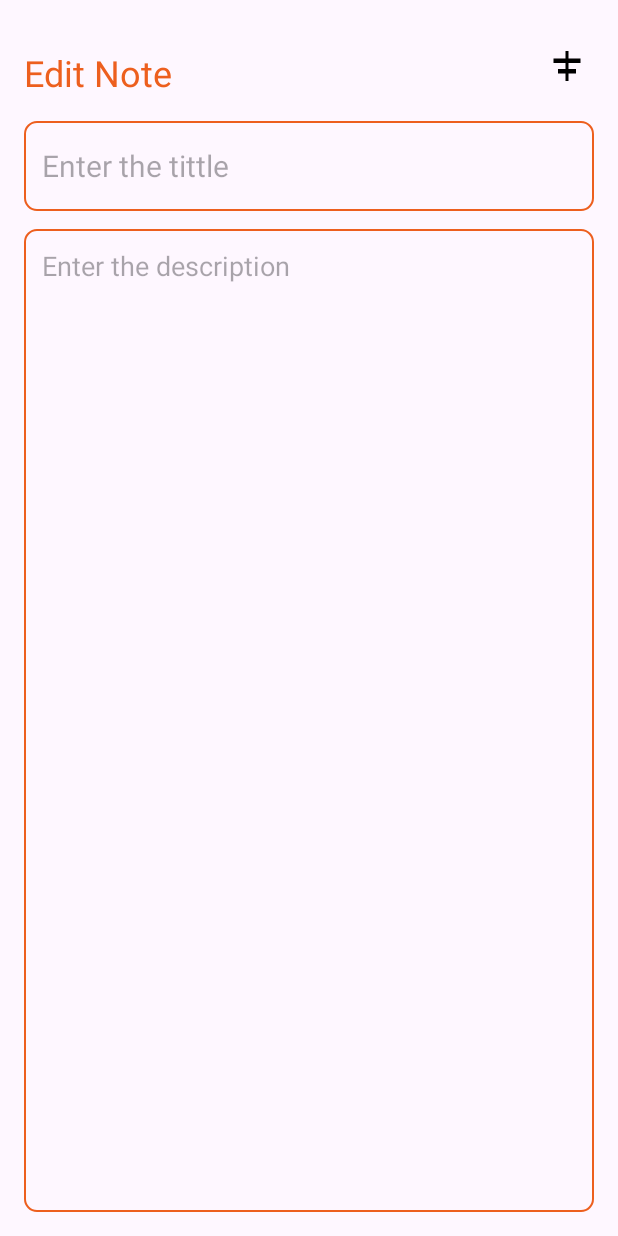
After one commit to hasindu-k/Note-app, an Android app: the UpdateNoteActivity screen opened directly, with no data from a screen before it, on a phone screen of 412 x 824 dp. The commit adds this screen. Run offline under Robolectric (Android 15) with nearby library versions, the phone set to English and light mode, and no system bars; 1 statement that could not run was skipped.

Commit message:
Update added

```diff
--- a/app/src/main/AndroidManifest.xml
+++ b/app/src/main/AndroidManifest.xml
@@ -13,6 +13,9 @@
         android:theme="@style/Theme.NoteApp"
         tools:targetApi="31">
         <activity
+            android:name=".UpdateNoteActivity"
+            android:exported="false" />
+        <activity
             android:name=".AddNoteActivity"
             android:exported="false" />
         <activity
--- /dev/null
+++ b/app/src/main/java/com/example/noteapp/UpdateNoteActivity.kt
@@ -0,0 +1,40 @@
+package com.example.noteapp
+
+import androidx.appcompat.app.AppCompatActivity
+import android.os.Bundle
+import android.widget.Toast
+import com.example.noteapp.databinding.ActivityUpdateNoteBinding
+
+class UpdateNoteActivity : AppCompatActivity() {
+
+    private lateinit var binding: ActivityUpdateNoteBinding
+    private lateinit var db: NotesDatabaseHelper
+    private var noteId: Int = -1
+    override fun onCreate(savedInstanceState: Bundle?) {
+        super.onCreate(savedInstanceState)
+
+        binding = ActivityUpdateNoteBinding.inflate(layoutInflater)
+        setContentView(binding.root)
+
+        db = NotesDatabaseHelper(this)
+
+        noteId = intent.getIntExtra("note_id",-1)
+        if(noteId == -1){
+            finish()
+            return
+        }
+
+        val note = db.getNoteByID(noteId)
+        binding.updateTitleEditText.setText(note.title)
+        binding.updateContentEditText.setText(note.content)
+
+        binding.updateSaveButton.setOnClickListener{
+            val newTitle = binding.updateTitleEditText.text.toString()
+            val newContent = binding.updateContentEditText.text.toString()
+            val updatedNote = Note(noteId, newTitle, newContent)
+            db.updateNote(updatedNote)
+            finish()
+            Toast.makeText(this,"Changes Saved..!", Toast.LENGTH_SHORT).show()
+        }
+    }
+}
--- /dev/null
+++ b/app/src/main/res/drawable/baseline_autorenew_24.xml
@@ -0,0 +1,5 @@
+<vector android:height="24dp" android:tint="#000000"
+    android:viewportHeight="24" android:viewportWidth="24"
+    android:width="24dp" xmlns:android="http://schemas.android.com/apk/res/android">
+    <path android:fillColor="@android:color/white" android:pathData="M12,6v3l4,-4 -4,-4v3c-4.42,0 -8,3.58 -8,8 0,1.57 0.46,3.03 1.24,4.26L6.7,14.8c-0.45,-0.83 -0.7,-1.79 -0.7,-2.8 0,-3.31 2.69,-6 6,-6zM18.76,7.74L17.3,9.2c0.44,0.84 0.7,1.79 0.7,2.8 0,3.31 -2.69,6 -6,6v-3l-4,4 4,4v-3c4.42,0 8,-3.58 8,-8 0,-1.57 -0.46,-3.03 -1.24,-4.26z"/>
+</vector>
--- /dev/null
+++ b/app/src/main/res/layout/activity_update_note.xml
@@ -0,0 +1,54 @@
+<?xml version="1.0" encoding="utf-8"?>
+<RelativeLayout
+    xmlns:android="http://schemas.android.com/apk/res/android"
+    xmlns:tools="http://schemas.android.com/tools"
+    android:layout_width="match_parent"
+    android:layout_height="match_parent"
+    android:orientation="vertical"
+    android:padding="16dp"
+    tools:context=".UpdateNoteActivity">
+
+    <TextView
+        android:id="@+id/editNoteHeading"
+        android:layout_width="wrap_content"
+        android:layout_height="wrap_content"
+        android:layout_alignParentTop="true"
+        android:layout_marginTop="16dp"
+        android:text="Edit Note"
+        android:textColor="@color/orange"
+        android:textSize="24sp" />
+
+    <ImageView
+        android:id="@+id/updateSaveButton"
+        android:layout_width="wrap_content"
+        android:layout_height="wrap_content"
+        android:src="@drawable/baseline_align_horizontal_center_24"
+        android:layout_alignParentEnd="true"
+        android:layout_alignTop="@id/editNoteHeading"
+        android:layout_marginEnd="6dp" />
+
+    <EditText
+        android:id="@+id/updateTitleEditText"
+        android:layout_width="match_parent"
+        android:layout_height="60dp"
+        android:hint="Enter the tittle"
+        android:padding="12dp"
+        android:textSize="20sp"
+        android:layout_below="@id/editNoteHeading"
+        android:background="@drawable/orange_border"
+        android:layout_marginTop="16dp"
+        android:maxLines="1"/>
+
+    <EditText
+        android:id="@+id/updateContentEditText"
+        android:layout_width="match_parent"
+        android:layout_height="match_parent"
+        android:hint="Enter the description"
+        android:gravity="top"
+        android:padding="12dp"
+        android:textSize="18sp"
+        android:layout_below="@id/updateTitleEditText"
+        android:background="@drawable/orange_border"
+        android:layout_marginTop="12dp" />
+
+</RelativeLayout>
--- a/app/src/main/res/layout/note_item.xml
+++ b/app/src/main/res/layout/note_item.xml
@@ -1,4 +1,3 @@
-
 <?xml version="1.0" encoding="utf-8"?>
 <androidx.cardview.widget.CardView
     xmlns:android="http://schemas.android.com/apk/res/android"
```
Also changed, not shown: app/src/main/java/com/example/noteapp/NotesAdapter.kt (added, +57 -0 lines).
